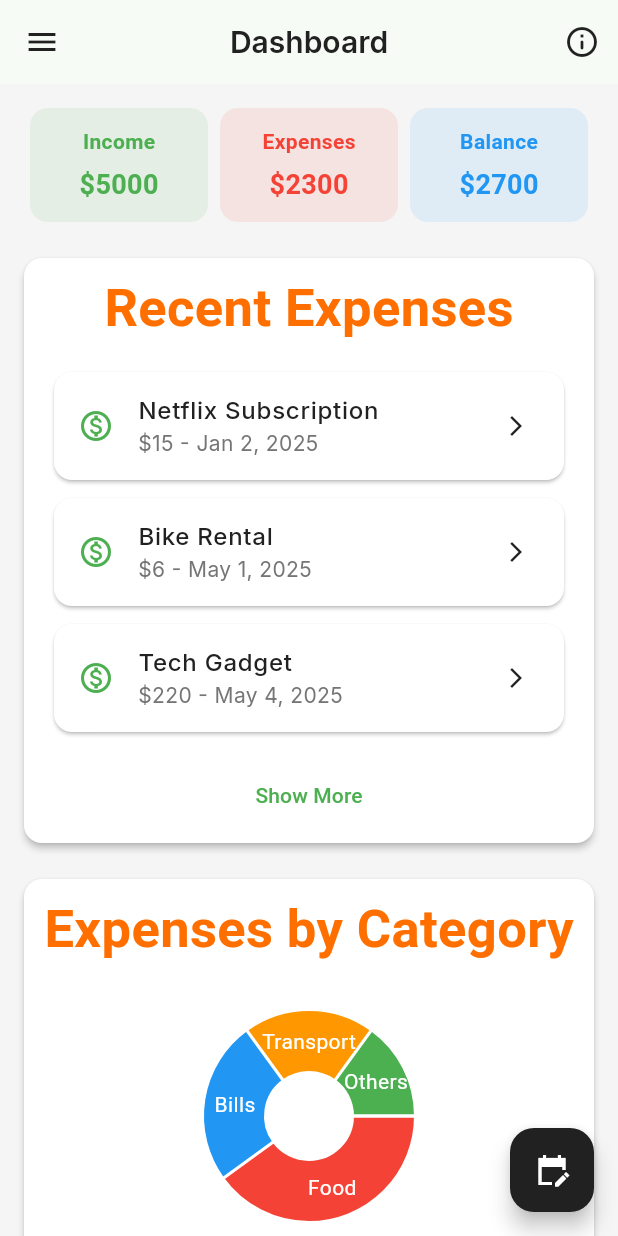
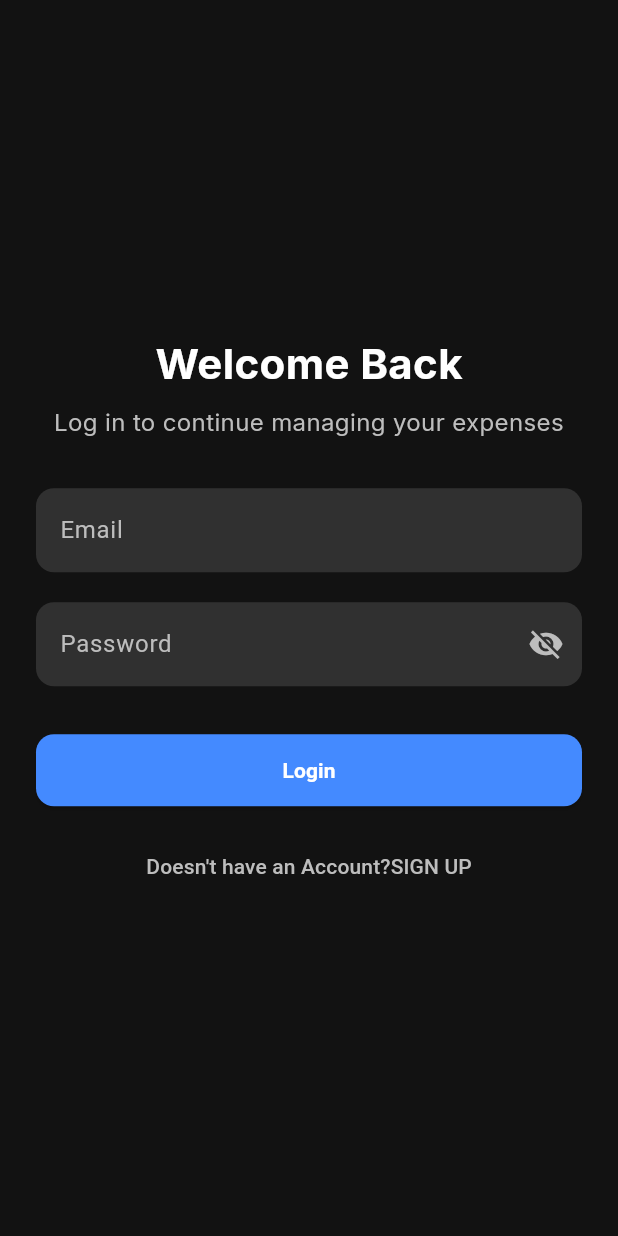
Before and after one commit to VijayKumar-2005/ExpenseManager, a Flutter app: the screen it shows after launch, after a tap on "Skip", on a phone screen of 412 x 824 dp. Run offline on Flutter 3.47's test engine with Material 3 defaults, Android fonts, the phone set to English and light mode, and no system bars; drawn by our look-alikes of fl_chart; our stand-ins replace google_fonts.

Commit message:
add login and sign up screen

```diff
--- /dev/null
+++ b/lib/screens/GettingStarted_screens/UserAuth/login_screen.dart
@@ -0,0 +1,166 @@
+import 'package:expensetracker/screens/GettingStarted_screens/UserAuth/signup_screen.dart';
+import 'package:flutter/material.dart';
+import 'package:google_fonts/google_fonts.dart';
+import '../../home_screen.dart';
+
+class LoginScreen extends StatefulWidget {
+  const LoginScreen({super.key});
+
+  @override
+  State<LoginScreen> createState() => _LoginScreenState();
+}
+
+class _LoginScreenState extends State<LoginScreen> {
+  final _formKey = GlobalKey<FormState>();
+  final _emailController = TextEditingController();
+  final _passwordController = TextEditingController();
+
+  bool _isPasswordVisible = false;
+
+  void _login() {
+    if (_formKey.currentState!.validate()) {
+      Navigator.pushReplacement(
+        context,
+        MaterialPageRoute(builder: (context) => HomeDashboardPage()),
+      );
+    }
+  }
+
+  @override
+  Widget build(BuildContext context) {
+    return Scaffold(
+      backgroundColor: const Color(0xFF121212),
+      body: SafeArea(
+        child: Padding(
+          padding: const EdgeInsets.all(24.0),
+          child: Center(
+            child: SingleChildScrollView(
+              child: Form(
+                key: _formKey,
+                child: Column(
+                  children: [
+                    Text(
+                      "Welcome Back",
+                      style: GoogleFonts.inter(
+                        fontSize: 28,
+                        fontWeight: FontWeight.bold,
+                        color: Colors.white,
+                      ),
+                    ),
+                    const SizedBox(height: 8),
+                    Text(
+                      "Log in to continue managing your expenses",
+                      style: GoogleFonts.inter(
+                        fontSize: 16,
+                        color: Colors.grey[400],
+                      ),
+                      textAlign: TextAlign.center,
+                    ),
+                    const SizedBox(height: 32),
+                    TextFormField(
+                      controller: _emailController,
+                      style: const TextStyle(color: Colors.white),
+                      decoration: InputDecoration(
+                        labelText: "Email",
+                        labelStyle: TextStyle(color: Colors.grey[400]),
+                        filled: true,
+                        fillColor: Colors.grey[850],
+                        border: OutlineInputBorder(
+                          borderRadius: BorderRadius.circular(12),
+                          borderSide: BorderSide.none,
+                        ),
+                      ),
+                      keyboardType: TextInputType.emailAddress,
+                      validator: (value) {
+                        if (value == null || value.isEmpty) {
+                          return "Please enter your email";
+                        }
+                        if (!value.contains('@')) {
+                          return "Enter a valid email";
+                        }
+                        return null;
+                      },
+                    ),
+                    const SizedBox(height: 20),
+                    TextFormField(
+                      controller: _passwordController,
+                      obscureText: !_isPasswordVisible,
+                      style: const TextStyle(color: Colors.white),
+                      decoration: InputDecoration(
+                        labelText: "Password",
+                        labelStyle: TextStyle(color: Colors.grey[400]),
+                        filled: true,
+                        fillColor: Colors.grey[850],
+                        border: OutlineInputBorder(
+                          borderRadius: BorderRadius.circular(12),
+                          borderSide: BorderSide.none,
+                        ),
+                        suffixIcon: IconButton(
+                          icon: Icon(
+                            _isPasswordVisible
+                                ? Icons.visibility
+                                : Icons.visibility_off,
+                            color: Colors.grey[400],
+                          ),
+                          onPressed: () {
+                            setState(() {
+                              _isPasswordVisible = !_isPasswordVisible;
+                            });
+                          },
+                        ),
+                      ),
+                      validator: (value) {
+                        if (value == null || value.isEmpty) {
+                          return "Please enter your password";
+                        }
+                        if (value.length < 6) {
+                          return "Password must be at least 6 characters";
+                        }
+                        return null;
+                      },
+                    ),
+                    const SizedBox(height: 32),
+                    SizedBox(
+                      width: double.infinity,
+                      child: ElevatedButton(
+                        onPressed: _login,
+                        style: ElevatedButton.styleFrom(
+                          backgroundColor: Colors.blueAccent,
+                          padding: const EdgeInsets.symmetric(
+                              horizontal: 32, vertical: 14),
+                          shape: RoundedRectangleBorder(
+                            borderRadius: BorderRadius.circular(12),
+                          ),
+                        ),
+                        child: const Text(
+                          "Login",
+                          style: TextStyle(
+                            color: Colors.white,
+                            fontWeight: FontWeight.bold,
+                          ),
+                        ),
+                      ),
+                    ),
+                    const SizedBox(height: 16),
+                    TextButton(
+                      onPressed: () {
+                        Navigator.push(
+                          context,
+                          MaterialPageRoute(builder: (context) => SignUpScreen()),
+                        );
+                      },
+                      child: Text(
+                        "Doesn't have an Account?SIGN UP",
+                        style: TextStyle(color: Colors.grey[400]),
+                      ),
+                    ),
+                  ],
+                ),
+              ),
+            ),
+          ),
+        ),
+      ),
+    );
+  }
+}
--- a/lib/screens/GettingStarted_screens/onboarding_screen.dart
+++ b/lib/screens/GettingStarted_screens/onboarding_screen.dart
@@ -1,7 +1,6 @@
+import 'package:expensetracker/screens/GettingStarted_screens/UserAuth/login_screen.dart';
 import 'package:flutter/material.dart';
 import 'package:google_fonts/google_fonts.dart';
-import '../home_screen.dart';
-
 class OnboardingPage extends StatefulWidget {
   const OnboardingPage({super.key});
 
@@ -49,7 +48,7 @@ class _OnboardingPageState extends State<OnboardingPage> {
   void _finishOnboarding() {
     Navigator.of(context).pushReplacement(
       PageRouteBuilder(
-        pageBuilder: (_, __, ___) => HomeDashboardPage(),
+        pageBuilder: (_, __, ___) => LoginScreen(),
         transitionsBuilder: (_, animation, __, child) {
           return FadeTransition(opacity: animation, child: child);
         },
```
Also changed, not shown: lib/screens/GettingStarted_screens/UserAuth/signup_screen.dart (added, +185 -0 lines).
